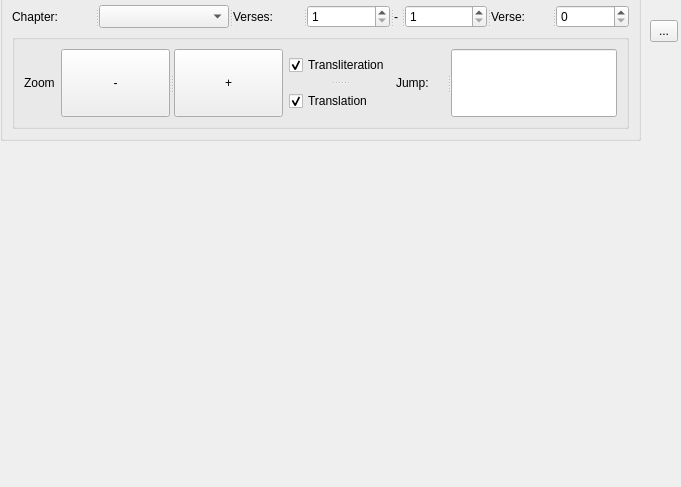
First picture: the form in core/controls/quran_reader.ui, repository abumq/project-islam, before the edit.
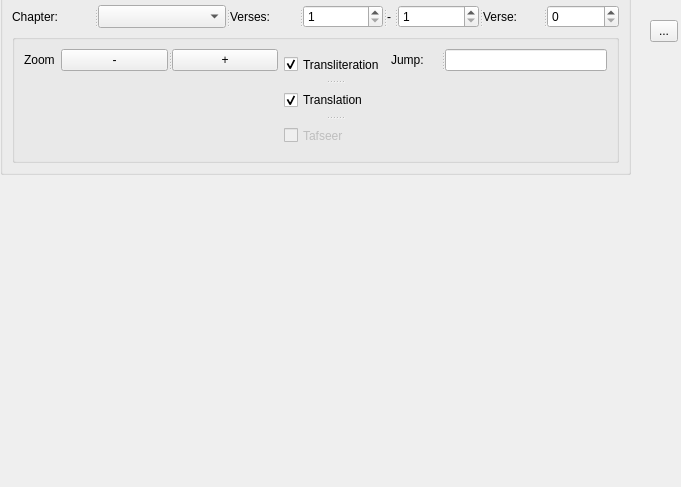
Second picture: the form after the edit.

Commit message: Tafseer checkbox

Patch:
```diff
--- a/core/controls/quran_reader.ui
+++ b/core/controls/quran_reader.ui
@@ -18,8 +18,8 @@
     <rect>
      <x>0</x>
      <y>-10</y>
-     <width>641</width>
-     <height>151</height>
+     <width>631</width>
+     <height>185</height>
     </rect>
    </property>
    <property name="title">
@@ -95,15 +95,15 @@
       <property name="title">
        <string/>
       </property>
-      <layout class="QHBoxLayout" name="horizontalLayout">
-       <item>
+      <layout class="QGridLayout" name="gridLayout">
+       <item row="0" column="0">
         <widget class="QLabel" name="label_5">
          <property name="text">
           <string>Zoom</string>
          </property>
         </widget>
        </item>
-       <item>
+       <item row="0" column="1">
         <widget class="QSplitter" name="splitter_5">
          <property name="orientation">
           <enum>Qt::Horizontal</enum>
@@ -132,7 +132,7 @@
          </widget>
         </widget>
        </item>
-       <item>
+       <item row="0" column="2" rowspan="2">
         <widget class="QSplitter" name="splitter_7">
          <property name="orientation">
           <enum>Qt::Vertical</enum>
@@ -153,9 +153,17 @@
            <bool>true</bool>
           </property>
          </widget>
+         <widget class="QCheckBox" name="chkTafseer">
+          <property name="enabled">
+           <bool>false</bool>
+          </property>
+          <property name="text">
+           <string>Tafseer</string>
+          </property>
+         </widget>
         </widget>
        </item>
-       <item>
+       <item row="0" column="3">
         <widget class="QSplitter" name="splitter_6">
          <property name="orientation">
           <enum>Qt::Horizontal</enum>
@@ -168,6 +176,32 @@
          <widget class="QLineEdit" name="txtJumpTo"/>
         </widget>
        </item>
+       <item row="1" column="1">
+        <spacer name="verticalSpacer_2">
+         <property name="orientation">
+          <enum>Qt::Vertical</enum>
+         </property>
+         <property name="sizeHint" stdset="0">
+          <size>
+           <width>20</width>
+           <height>40</height>
+          </size>
+         </property>
+        </spacer>
+       </item>
+       <item row="1" column="3">
+        <spacer name="verticalSpacer">
+         <property name="orientation">
+          <enum>Qt::Vertical</enum>
+         </property>
+         <property name="sizeHint" stdset="0">
+          <size>
+           <width>20</width>
+           <height>40</height>
+          </size>
+         </property>
+        </spacer>
+       </item>
       </layout>
      </widget>
     </item>
```
